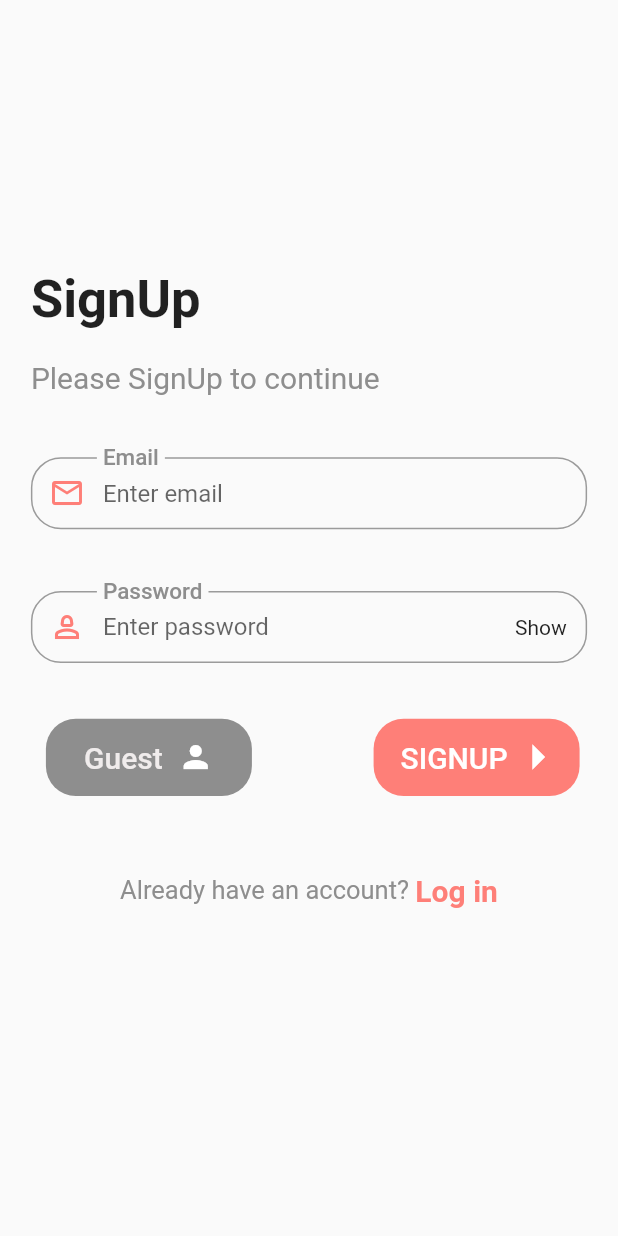
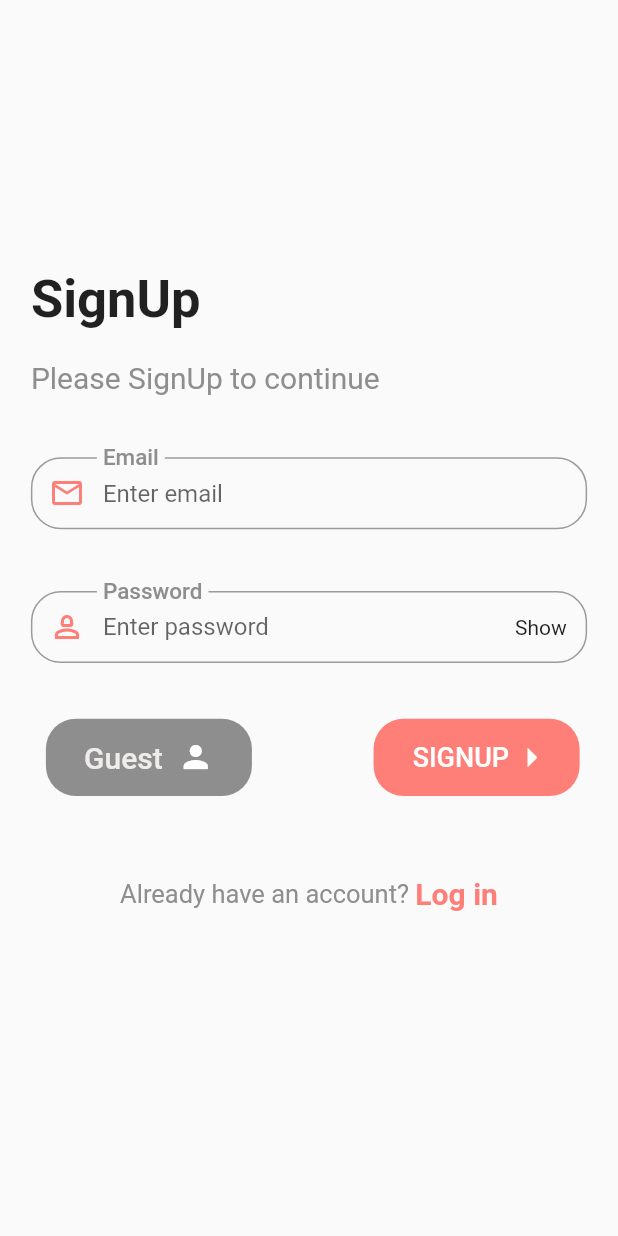
Before and after one commit to liloxo/mixit, a Flutter app: the screen it shows after launch, on a phone screen of 412 x 824 dp. Run offline on Flutter 3.47's test engine with Material 2 defaults, Android fonts, the phone set to English and light mode, and no system bars; our stand-ins replace audioplayers, avatar_glow, cloud_firestore, firebase_auth, firebase_core, firebase_storage and 6 more; missing offline and left inert: flutter_sound; accounts and stored records are empty.

Commit message:
splash and icon update

```diff
--- a/lib/core/components/auth/authinkwell.dart
+++ b/lib/core/components/auth/authinkwell.dart
@@ -5,8 +5,7 @@ import 'package:notes/core/constant/sizes.dart';
 class AuthInkWell extends StatelessWidget {
   final String title;
   final void Function()? onTap;
-  final void Function()? onTapTwo;
-  const AuthInkWell({super.key, required this.title, this.onTap,this.onTapTwo});
+  const AuthInkWell({super.key, required this.title, this.onTap});
 
   @override
   Widget build(BuildContext context) {
@@ -24,8 +23,8 @@ class AuthInkWell extends StatelessWidget {
            child: Row(
             mainAxisAlignment: MainAxisAlignment.center,
              children: [
-              Text(title,style: const TextStyle(color: Colors.white,fontSize: 20,fontWeight: FontWeight.w500)),
-              const Icon(Icons.arrow_right_outlined,color: Colors.white,size: 40,)
+              Text(title,style: const TextStyle(color: Colors.white,fontSize: 18,fontWeight: FontWeight.w500)),
+              const Icon(Icons.arrow_right_outlined,color: Colors.white,size: 30,)
              ]),
          )
         )
@@ -70,7 +69,7 @@ class AuthChangePage extends StatelessWidget {
   @override
   Widget build(BuildContext context) {
     return Container(
-            margin: const EdgeInsets.symmetric(vertical: 35),
+            margin: EdgeInsets.symmetric(vertical: AppSize.thirtyfive),
              child: Row(
               mainAxisAlignment: MainAxisAlignment.center,
               children: [
```
Also changed, not shown: pubspec.yaml (+17 -5 lines), assets/mixitsplash.png (added), pubspec.lock, 45 other files.
